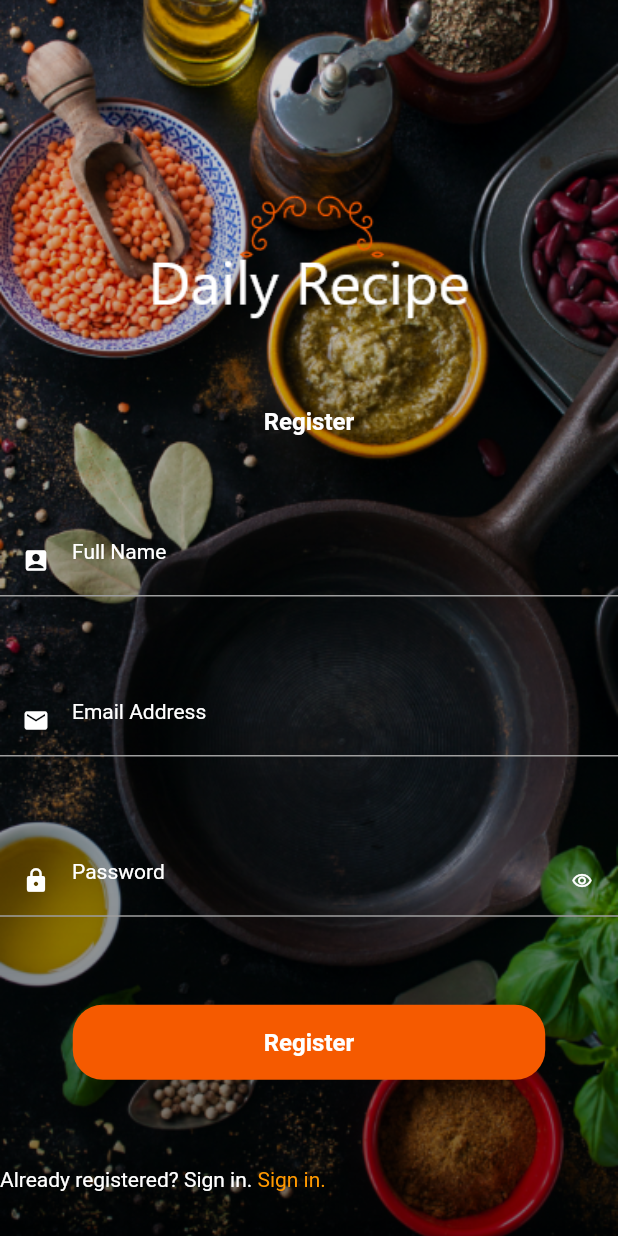
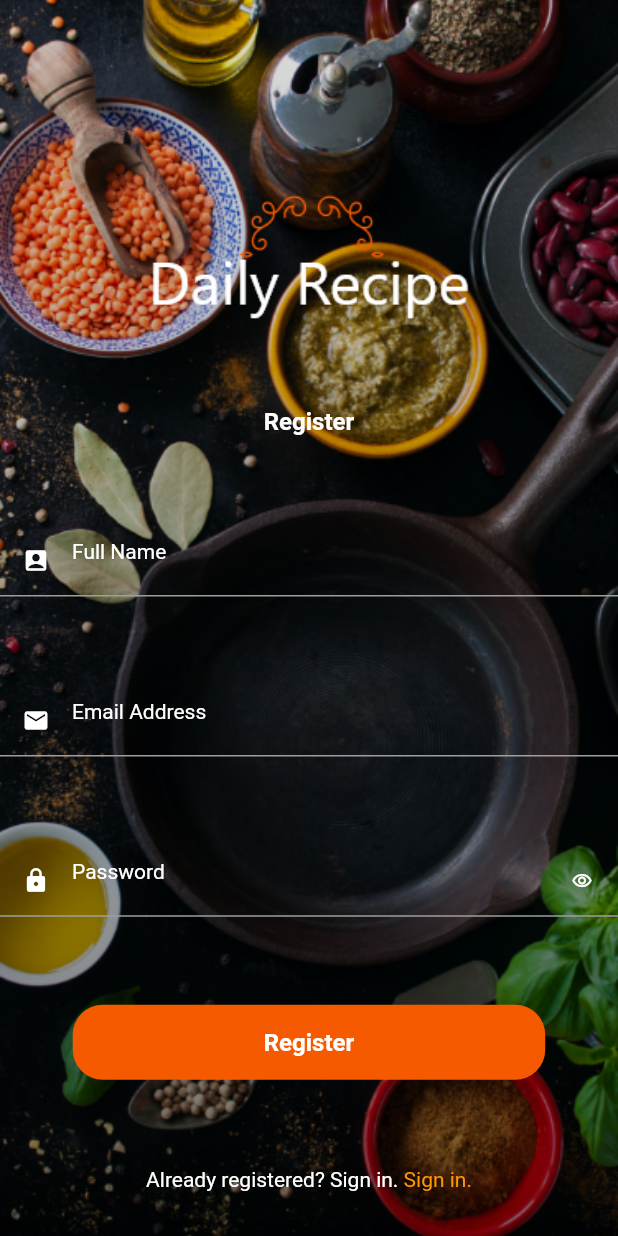
Before and after one commit to prasanjitha/daily-recipe, a Flutter app: the screen it shows after launch, on a phone screen of 412 x 824 dp. Run offline on Flutter 3.47's test engine with Material 2 defaults, Android fonts, the light colour scheme and no system bars.

Commit message:
alignment in register button

```diff
--- a/lib/register_screen.dart
+++ b/lib/register_screen.dart
@@ -1,4 +1,4 @@
-// ignore_for_file: prefer_const_constructors
+// ignore_for_file: prefer_const_constructors, prefer_const_literals_to_create_immutables
 
 import 'package:flutter/material.dart';
 
@@ -106,6 +106,7 @@ class RegisterScreen extends StatelessWidget {
                 ),
 
                 Row(
+                  mainAxisAlignment: MainAxisAlignment.center,
                   children: [
                     Text('Already registered? Sign in.',style: TextStyle(fontSize:14,color: Colors.white ),),
                     Text(' Sign in.',style: TextStyle(fontSize:14,color: Colors.orange ),),
```
